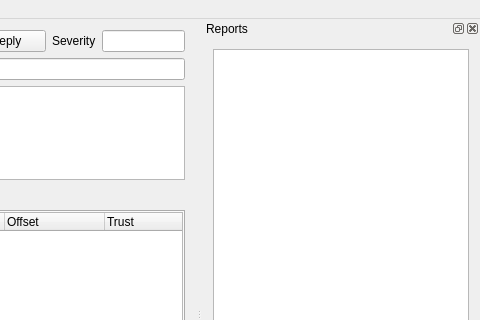
This is breakdown/breakdown.ui in NatronGitHub/stackwalker as Qt 5 draws it before an edit; both pictures show x 509 to 989 and y 0 to 320 of the 989 by 639 pixel window. The edited form follows.
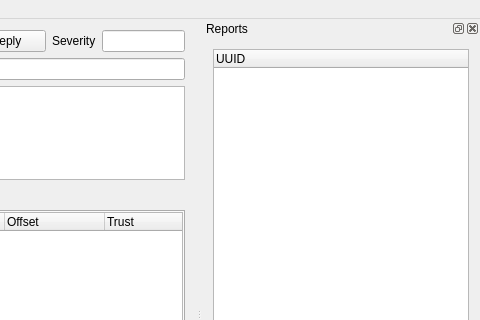
This is the edited form.

The edit to the form file:
```diff
--- a/breakdown/breakdown.ui
+++ b/breakdown/breakdown.ui
@@ -860,18 +860,13 @@
      <item>
       <widget class="QTreeWidget" name="reportsTree">
        <attribute name="headerVisible">
-        <bool>false</bool>
+        <bool>true</bool>
        </attribute>
        <column>
         <property name="text">
          <string>UUID</string>
         </property>
        </column>
-       <column>
-        <property name="text">
-         <string>Timestamp</string>
-        </property>
-       </column>
       </widget>
      </item>
     </layout>
```
Left out of the diff: 3 changed lines with no effect on the pictures.
